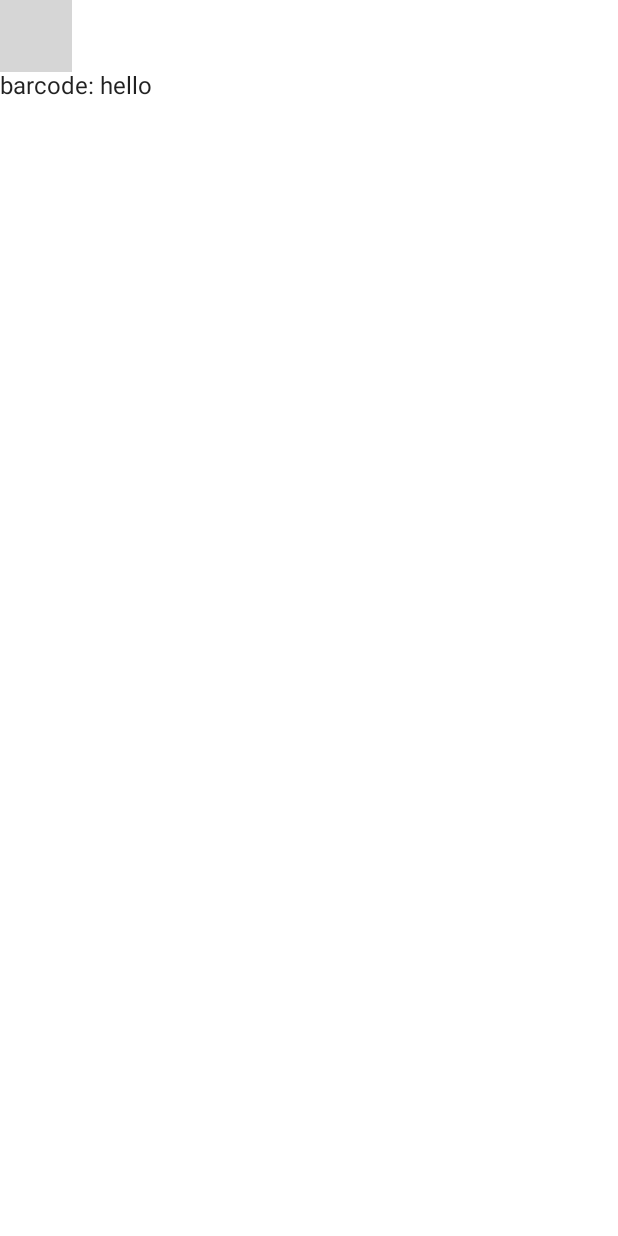
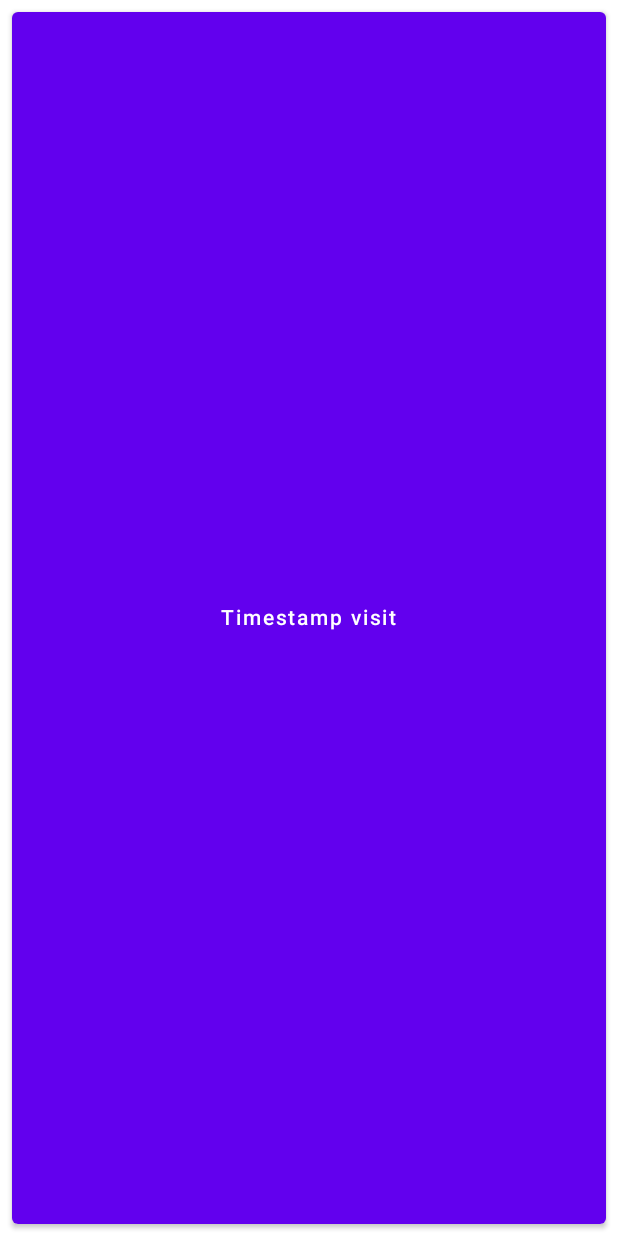
Before and after one commit to evanadwyer/SimpleVisitorTracker, an Android app built with Jetpack Compose: the screen it shows after launch (MainActivity), on a phone screen of 412 x 824 dp. Run offline under Robolectric (Android 15) with nearby library versions, the phone set to English and light mode, and no system bars; libraries missing offline, so code that uses them is left out: androidx.camera.core; grey boxes are pictures that could not be loaded.

Commit message:
introduce navigation

```diff
--- a/app/build.gradle
+++ b/app/build.gradle
@@ -77,6 +77,9 @@ dependencies {
 
     implementation 'com.google.mlkit:barcode-scanning:17.0.2'
 
+    // Navigation
+    implementation "androidx.navigation:navigation-compose:2.5.1"
+
     testImplementation 'junit:junit:4.13.2'
     androidTestImplementation 'androidx.test.ext:junit:1.1.3'
     androidTestImplementation 'androidx.test.espresso:espresso-core:3.4.0'
--- a/app/src/main/java/com/evanadwyer/simplevisitortracker/MainActivity.kt
+++ b/app/src/main/java/com/evanadwyer/simplevisitortracker/MainActivity.kt
@@ -11,14 +11,11 @@ import androidx.compose.material.Surface
 import androidx.compose.material.Text
 import androidx.compose.runtime.Composable
 import androidx.compose.ui.Modifier
-import androidx.lifecycle.viewmodel.compose.viewModel
 import androidx.compose.ui.res.dimensionResource
 import androidx.compose.ui.res.stringResource
+import androidx.navigation.compose.rememberNavController
+import com.evanadwyer.simplevisitortracker.navigation.SimpleVisitorTrackerNavHost
 import com.evanadwyer.simplevisitortracker.ui.theme.SimpleVisitorTrackerTheme
-import com.google.accompanist.permissions.ExperimentalPermissionsApi
-import com.google.accompanist.permissions.isGranted
-import com.google.accompanist.permissions.rememberPermissionState
-import com.google.accompanist.permissions.shouldShowRationale
 
 @ExperimentalGetImage
 class MainActivity : ComponentActivity() {
@@ -38,37 +35,27 @@ class MainActivity : ComponentActivity() {
     }
 }
 
-@OptIn(ExperimentalPermissionsApi::class)
 @ExperimentalGetImage
 @Composable
 fun SimpleVisitorTrackerApp() {
-    val cameraPermissionState = rememberPermissionState(permission = android.Manifest.permission.CAMERA)
-
-    if (cameraPermissionState.status.isGranted) {
-        SimpleCameraPreview()//modifier = Modifier.fillMaxSize())
-    } else {
-        Column() {
-            val textToShow = if (cameraPermissionState.status.shouldShowRationale) {
-                "We gots to use the camera to scan, guy"
-            } else {
-                "Need camera permission"
-            }
-            Text(text = textToShow)
-            Spacer(modifier = Modifier.height(dimensionResource(id = R.dimen.app_padding)))
-            Button(onClick = {
-                cameraPermissionState.launchPermissionRequest()
-            }) {
-                Text(text = "Request Permission")
-            }
-        }
-    }
-
+    val navController = rememberNavController()
+    SimpleVisitorTrackerNavHost(
+        navController = navController
+    )
 }
 
-@Preview(showBackground = true)
 @Composable
-fun DefaultPreview() {
-    SimpleVisitorTrackerTheme {
-        SimpleVisitorTrackerApp()
+fun TimeStampMemberButton(
+    onClick: () -> Unit
+) {
+    Button(
+        onClick = {
+            onClick.invoke()
+        },
+        modifier = Modifier
+            .fillMaxSize()
+            .padding(dimensionResource(id = R.dimen.app_padding))
+    ) {
+        Text(text = stringResource(R.string.timestamp_visit_button))
     }
 }
--- /dev/null
+++ b/app/src/main/java/com/evanadwyer/simplevisitortracker/navigation/Destinations.kt
@@ -0,0 +1,20 @@
+package com.evanadwyer.simplevisitortracker.navigation
+
+interface Destination {
+    val route: String
+}
+
+object Home : Destination {
+    override val route: String
+        get() = "home"
+}
+
+object Permissions : Destination {
+    override val route: String
+        get() = "permissions"
+}
+
+object Scanner : Destination {
+    override val route: String
+        get() = "scanner"
+}
--- /dev/null
+++ b/app/src/main/java/com/evanadwyer/simplevisitortracker/navigation/SimpleVisitorTrackerNavHost.kt
@@ -0,0 +1,62 @@
+package com.evanadwyer.simplevisitortracker.navigation
+
+import android.Manifest
+import androidx.camera.core.ExperimentalGetImage
+import androidx.compose.runtime.Composable
+import androidx.compose.ui.Modifier
+import androidx.navigation.NavGraph.Companion.findStartDestination
+import androidx.navigation.NavHostController
+import androidx.navigation.compose.NavHost
+import androidx.navigation.compose.composable
+import com.evanadwyer.simplevisitortracker.*
+import com.google.accompanist.permissions.ExperimentalPermissionsApi
+import com.google.accompanist.permissions.isGranted
+import com.google.accompanist.permissions.rememberPermissionState
+
+@OptIn(ExperimentalPermissionsApi::class)
+@ExperimentalGetImage
+@Composable
+fun SimpleVisitorTrackerNavHost(
+    navController: NavHostController,
+    modifier: Modifier = Modifier
+) {
+    val cameraPermissionState = rememberPermissionState(permission = Manifest.permission.CAMERA)
+
+
+    NavHost(
+        navController = navController,
+        startDestination = if (cameraPermissionState.status.isGranted) {
+            Home.route
+        } else {
+            Permissions.route
+        },
+        modifier = modifier
+    ) {
+        composable(route = Home.route) {
+            TimeStampMemberButton { navController.navigateSingleTopTo(Scanner.route) }
+        }
+        composable(route = Permissions.route) {
+            PermissionScreen { navController.navigateSingleTopTo(Home.route) }
+        }
+        composable(route = Scanner.route) {
+            SimpleCameraPreview()
+        }
+    }
+}
+
+fun NavHostController.navigateSingleTopTo(route: String) =
+    this.navigate(route) {
+        // Pop up to the start destination of the graph to
+        // avoid building up a large stack of destinations
+        // on the back stack as users select items
+        popUpTo(
+            this@navigateSingleTopTo.graph.findStartDestination().id
+        ) {
+            saveState = true
+        }
+        // Avoid multiple copies of the same destination when
+        // reselecting the same item
+        launchSingleTop = true
+        // Restore state when reselecting a previously selected item
+        restoreState = true
+    }
--- /dev/null
+++ b/app/src/main/res/values/dimens.xml
@@ -0,0 +1,4 @@
+<?xml version="1.0" encoding="utf-8"?>
+<resources>
+    <dimen name="app_padding">8.dp</dimen>
+</resources>
--- a/app/src/main/res/values/strings.xml
+++ b/app/src/main/res/values/strings.xml
@@ -1,3 +1,4 @@
 <resources>
     <string name="app_name">SimpleVisitorTracker</string>
+    <string name="timestamp_visit_button">Timestamp visit</string>
 </resources>
```
Also changed, not shown: app/src/main/java/com/evanadwyer/simplevisitortracker/PermissionScreen.kt (added, +43 -0 lines).
